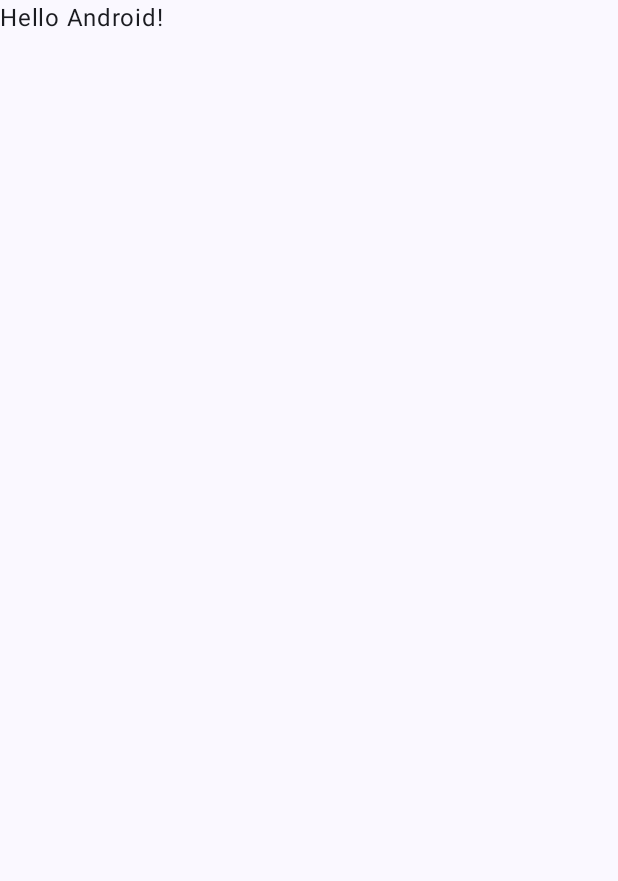
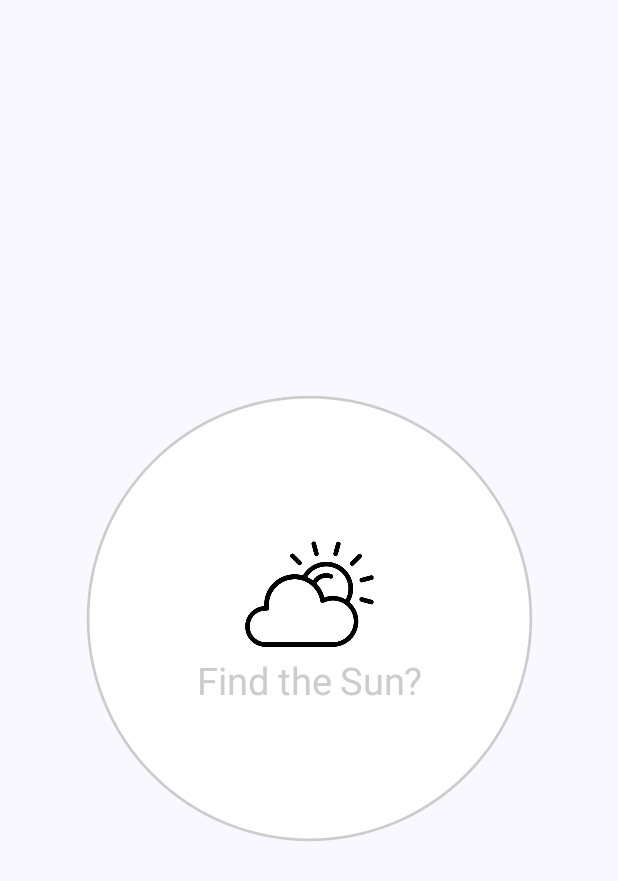
Before and after one commit to ShyamSundhar1411/Weather-App-Kotlin, an Android app built with Jetpack Compose: the first screen one second after launch (MainActivity), on a phone screen of 412 x 824 dp. Before the commit the part shown is almost empty. Shown: the top 881 px of the screen. Run offline under Robolectric (Android 15) with nearby library versions, the phone set to English and light mode, and no system bars; our stand-ins replace Dagger/Hilt's generated code.

Commit message:
feat: navigating from splash screen to main screen

```diff
--- a/app/build.gradle.kts
+++ b/app/build.gradle.kts
@@ -67,9 +67,7 @@ dependencies {
     implementation(libs.coil.compose)
     implementation(libs.room.ktx)
     implementation(libs.room.runtime)
-    implementation(libs.room.compiler)
     implementation(libs.okhttp)
-    implementation(libs.okhttp.bom)
     implementation(libs.androidx.ui.graphics)
     implementation(libs.androidx.ui.tooling.preview)
     implementation(libs.androidx.material3)
@@ -81,4 +79,5 @@ dependencies {
     debugImplementation(libs.androidx.ui.tooling)
     debugImplementation(libs.androidx.ui.test.manifest)
     ksp(libs.hilt.compiler)
+    ksp(libs.room.compiler)
 }
--- a/app/src/main/java/com/example/jetweatherapp/MainActivity.kt
+++ b/app/src/main/java/com/example/jetweatherapp/MainActivity.kt
@@ -4,6 +4,7 @@ import android.os.Bundle
 import androidx.activity.ComponentActivity
 import androidx.activity.compose.setContent
 import androidx.activity.enableEdgeToEdge
+import androidx.compose.foundation.layout.Box
 import androidx.compose.foundation.layout.fillMaxSize
 import androidx.compose.foundation.layout.padding
 import androidx.compose.material3.Scaffold
@@ -11,6 +12,7 @@ import androidx.compose.material3.Text
 import androidx.compose.runtime.Composable
 import androidx.compose.ui.Modifier
 import androidx.compose.ui.tooling.preview.Preview
+import com.example.jetweatherapp.navigation.WeatherNavigation
 import com.example.jetweatherapp.ui.theme.JetWeatherAppTheme
 import dagger.hilt.android.AndroidEntryPoint
 
@@ -20,30 +22,24 @@ class MainActivity : ComponentActivity() {
         super.onCreate(savedInstanceState)
         enableEdgeToEdge()
         setContent {
-            JetWeatherAppTheme {
-                Scaffold(modifier = Modifier.fillMaxSize()) { innerPadding ->
-                    Greeting(
-                        name = "Android",
-                        modifier = Modifier.padding(innerPadding)
-                    )
-                }
+            WeatherApp()
+        }
+    }
+}
+
+
+@Composable
+fun WeatherApp(){
+    JetWeatherAppTheme(darkTheme = false) {
+        Scaffold(modifier = Modifier.fillMaxSize()) { innerPadding ->
+            Box(modifier = Modifier.padding(innerPadding)){
+                WeatherNavigation()
             }
         }
     }
 }
-
-@Composable
-fun Greeting(name: String, modifier: Modifier = Modifier) {
-    Text(
-        text = "Hello $name!",
-        modifier = modifier
-    )
-}
-
 @Preview(showBackground = true)
 @Composable
 fun GreetingPreview() {
-    JetWeatherAppTheme {
-        Greeting("Android")
-    }
+
 }
--- a/app/src/main/java/com/example/jetweatherapp/navigation/WeatherNavigation.kt
+++ b/app/src/main/java/com/example/jetweatherapp/navigation/WeatherNavigation.kt
@@ -5,6 +5,7 @@ import androidx.navigation.compose.NavHost
 import androidx.navigation.compose.composable
 import androidx.navigation.compose.rememberNavController
 import com.example.jetweatherapp.routes.Routes
+import com.example.jetweatherapp.screens.MainScreen
 import com.example.jetweatherapp.screens.SplashScreen
 
 @Composable
@@ -15,6 +16,8 @@ fun WeatherNavigation() {
         composable(Routes.SplashScreen.name){
             SplashScreen(navController = navController)
         }
-
+        composable(Routes.MainScreen.name) {
+            MainScreen(navController = navController)
+        }
     }
 }
--- /dev/null
+++ b/app/src/main/java/com/example/jetweatherapp/screens/MainScreen.kt
@@ -0,0 +1,10 @@
+package com.example.jetweatherapp.screens
+
+import androidx.compose.material3.Text
+import androidx.compose.runtime.Composable
+import androidx.navigation.NavController
+
+@Composable
+fun MainScreen(navController: NavController){
+    Text(text = "Main Screen")
+}
--- a/app/src/main/java/com/example/jetweatherapp/screens/SplashScreen.kt
+++ b/app/src/main/java/com/example/jetweatherapp/screens/SplashScreen.kt
@@ -1,11 +1,95 @@
 package com.example.jetweatherapp.screens
 
+import android.view.animation.OvershootInterpolator
+import androidx.compose.animation.core.Animatable
+import androidx.compose.animation.core.tween
+import androidx.compose.foundation.BorderStroke
+import androidx.compose.foundation.Image
+import androidx.compose.foundation.layout.Arrangement
+import androidx.compose.foundation.layout.Box
+import androidx.compose.foundation.layout.Column
+import androidx.compose.foundation.layout.fillMaxSize
+import androidx.compose.foundation.layout.padding
+import androidx.compose.foundation.layout.size
+import androidx.compose.foundation.shape.CircleShape
+import androidx.compose.material3.MaterialTheme
+import androidx.compose.material3.Surface
 import androidx.compose.material3.Text
 import androidx.compose.runtime.Composable
+import androidx.compose.runtime.LaunchedEffect
+import androidx.compose.runtime.remember
+import androidx.compose.ui.Alignment
+import androidx.compose.ui.Modifier
+import androidx.compose.ui.draw.scale
+import androidx.compose.ui.graphics.Color
+import androidx.compose.ui.layout.ContentScale
+import androidx.compose.ui.res.painterResource
+import androidx.compose.ui.unit.dp
 import androidx.navigation.NavController
+import com.example.jetweatherapp.R
+import com.example.jetweatherapp.routes.Routes
+import kotlinx.coroutines.delay
 
 
 @Composable
 fun SplashScreen(navController: NavController){
-    Text("Splash Screen")
+    val scale = remember {
+        Animatable(0f)
+    }
+
+    LaunchedEffect(key1 = true,block  = {
+        scale.animateTo(targetValue = 0.9f,
+            animationSpec = tween(
+                durationMillis = 800,
+                easing = {
+                    OvershootInterpolator(8f)
+                        .getInterpolation(it)
+                }
+            )
+
+        )
+        delay(2000L)
+        navController.navigate(Routes.MainScreen.name)
+
+    })
+    Box(
+        modifier = Modifier
+            .fillMaxSize()
+            .scale(scale.value),
+        contentAlignment = Alignment.Center,
+
+
+        ) {
+        Surface(
+            modifier = Modifier
+                .padding(15.dp)
+                .size(330.dp),
+            shape = CircleShape,
+            color = Color.White,
+            border = BorderStroke(
+                width = 2.dp,
+                color = Color.LightGray
+            )
+        ) {
+            Column(
+                modifier = Modifier
+                    .padding(1.dp),
+                horizontalAlignment = Alignment.CenterHorizontally,
+                verticalArrangement = Arrangement.Center
+            ) {
+                Image(
+                    painter = painterResource(id = R.drawable.sun),
+                    contentDescription = "Find the sun",
+                    modifier = Modifier.size(95.dp),
+                    alignment = Alignment.Center,
+                    contentScale = ContentScale.Fit
+                )
+                Text(
+                    text = "Find the Sun?",
+                    style = MaterialTheme.typography.headlineMedium,
+                    color = Color.LightGray
+                )
+            }
+        }
+    }
 }
--- a/gradle/libs.versions.toml
+++ b/gradle/libs.versions.toml
@@ -42,7 +42,6 @@ coil-compose = {module = "io.coil-kt:coil-compose",version.ref = "coil"}
 room-runtime = { group = "androidx.room", name = "room-runtime", version.ref = "room" }
 room-compiler = { group = "androidx.room", name = "room-compiler", version.ref = "room" }
 okhttp = { module = "com.squareup.okhttp3:okhttp", version.ref = "okhttp" }
-okhttp-bom = { module = "com.squareup.okhttp3:okhttp-bom", version.ref = "okhttp" }
 room-ktx = { group = "androidx.room", name = "room-ktx", version.ref = "room" }
 
 
```
